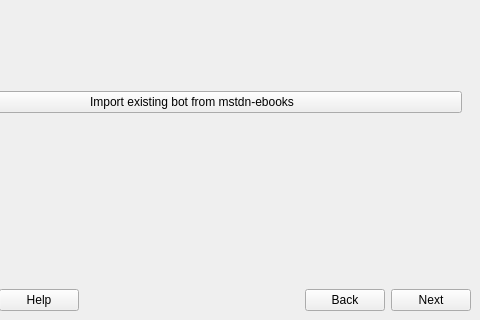
This is gui/wzd_createbot.ui in Lynnesbian/OldFediBooks as Qt 5 draws it before an edit; both pictures show x 96 to 576 and y 136 to 456 of the 576 by 456 pixel window. The edited form follows.
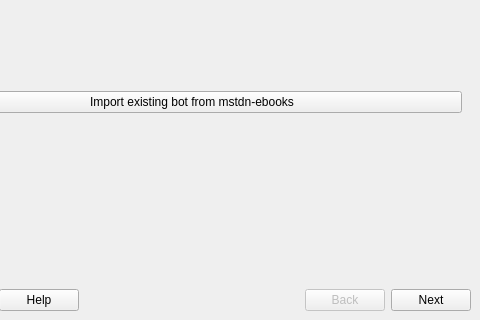
This is the edited form. Icons and pictures are not drawn.

```diff
--- a/gui/wzd_createbot.ui
+++ b/gui/wzd_createbot.ui
@@ -852,6 +852,9 @@
         </item>
         <item>
          <widget class="QPushButton" name="btn_back">
+          <property name="enabled">
+           <bool>false</bool>
+          </property>
           <property name="text">
            <string>Back</string>
           </property>
```
Left out of the diff: 33 changed lines with no effect on the pictures.
